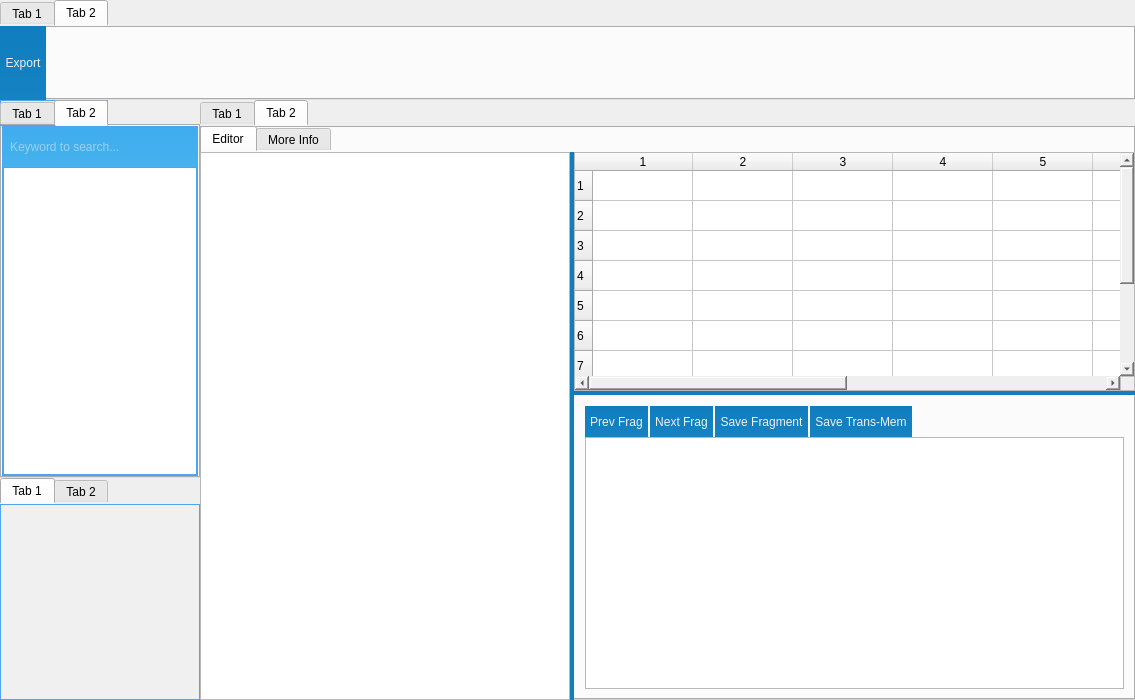
longteng9/WikiMate, file MainWindow.ui: the form before one commit.
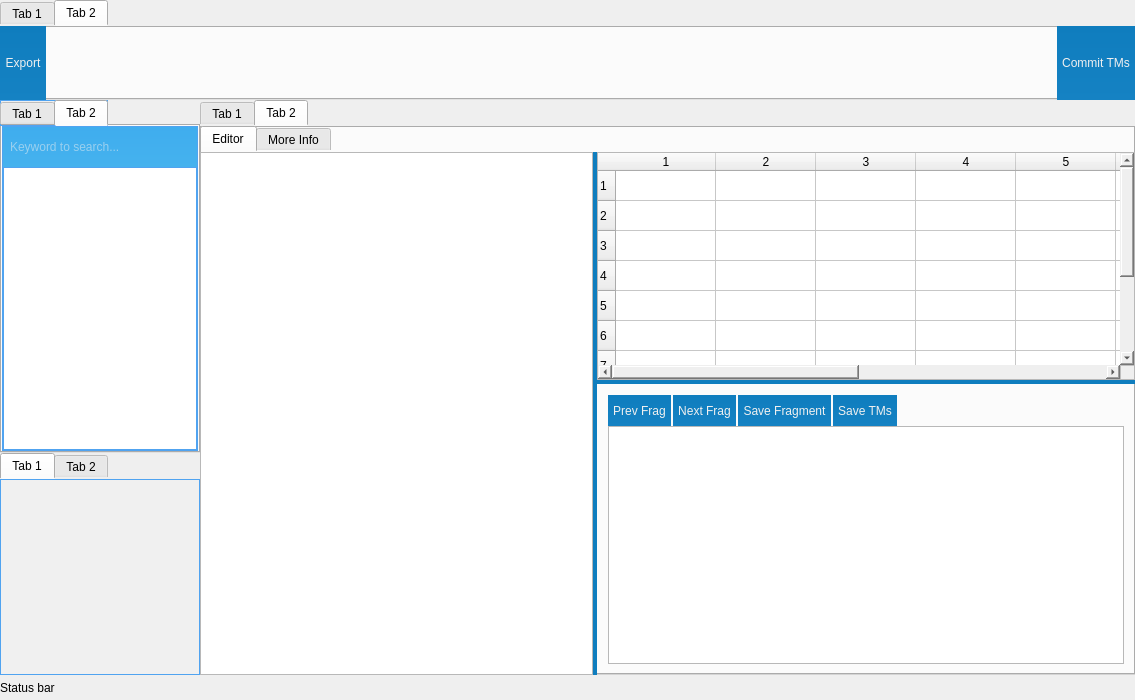
The form after the commit. Custom widgets are drawn as their Qt base class.

```diff
--- a/MainWindow.ui
+++ b/MainWindow.ui
@@ -392,6 +392,40 @@
             </property>
            </spacer>
           </item>
+          <item>
+           <widget class="QPushButton" name="btnCommitTMs">
+            <property name="sizePolicy">
+             <sizepolicy hsizetype="Minimum" vsizetype="Expanding">
+              <horstretch>0</horstretch>
+              <verstretch>0</verstretch>
+             </sizepolicy>
+            </property>
+            <property name="styleSheet">
+             <string notr="true">QPushButton{
+font: 10pt &quot;Verdana&quot;;
+border-style: none;
+border: 0px;
+color: #F0F0F0;
+padding: 5px;	
+min-height: 20px;
+border-radius:0px;
+background: qlineargradient(spread:pad, x1:0, y1:0, x2:0, y2:1, stop:0 #0F7DBE, stop:1 #1582C3); }
+QPushButton:hover{ 
+	background: qlineargradient(spread:pad, x1:0, y1:0, x2:0, y2:1, stop:0 #50A3F0, stop:1 #489CEA);
+}
+
+QPushButton:pressed{ 
+	background: qlineargradient(spread:pad, x1:0, y1:0, x2:0, y2:1, stop:0 #0F7DBE, stop:1 #1582C3);
+}</string>
+            </property>
+            <property name="text">
+             <string>Commit TMs</string>
+            </property>
+            <property name="flat">
+             <bool>true</bool>
+            </property>
+           </widget>
+          </item>
          </layout>
         </widget>
        </widget>
@@ -990,7 +1024,7 @@
 }</string>
                           </property>
                           <property name="text">
-                           <string>Save Trans-Mem</string>
+                           <string>Save TMs</string>
                           </property>
                           <property name="flat">
                            <bool>true</bool>
@@ -1045,6 +1079,56 @@
       </item>
      </layout>
     </item>
+    <item>
+     <widget class="QWidget" name="statusBar" native="true">
+      <property name="sizePolicy">
+       <sizepolicy hsizetype="Expanding" vsizetype="Preferred">
+        <horstretch>0</horstretch>
+        <verstretch>0</verstretch>
+       </sizepolicy>
+      </property>
+      <property name="minimumSize">
+       <size>
+        <width>0</width>
+        <height>25</height>
+       </size>
+      </property>
+      <property name="maximumSize">
+       <size>
+        <width>16777215</width>
+        <height>25</height>
+       </size>
+      </property>
+      <layout class="QHBoxLayout" name="horizontalLayout_5">
+       <property name="spacing">
+        <number>0</number>
+       </property>
+       <property name="leftMargin">
+        <number>0</number>
+       </property>
+       <property name="topMargin">
+        <number>0</number>
+       </property>
+       <property name="rightMargin">
+        <number>0</number>
+       </property>
+       <property name="bottomMargin">
+        <number>0</number>
+       </property>
+       <item>
+        <widget class="QLabel" name="statusLabel">
+         <property name="styleSheet">
+          <string notr="true">font: 11pt &quot;Microsoft YaHei&quot;;
+border-color: rgba(255, 255, 255, 0);</string>
+         </property>
+         <property name="text">
+          <string>Status bar</string>
+         </property>
+        </widget>
+       </item>
+      </layout>
+     </widget>
+    </item>
    </layout>
   </widget>
  </widget>
```
Left out of the diff: 9 changed lines with no effect on the pictures. Lines whose indentation alone changed are shown as unchanged.
